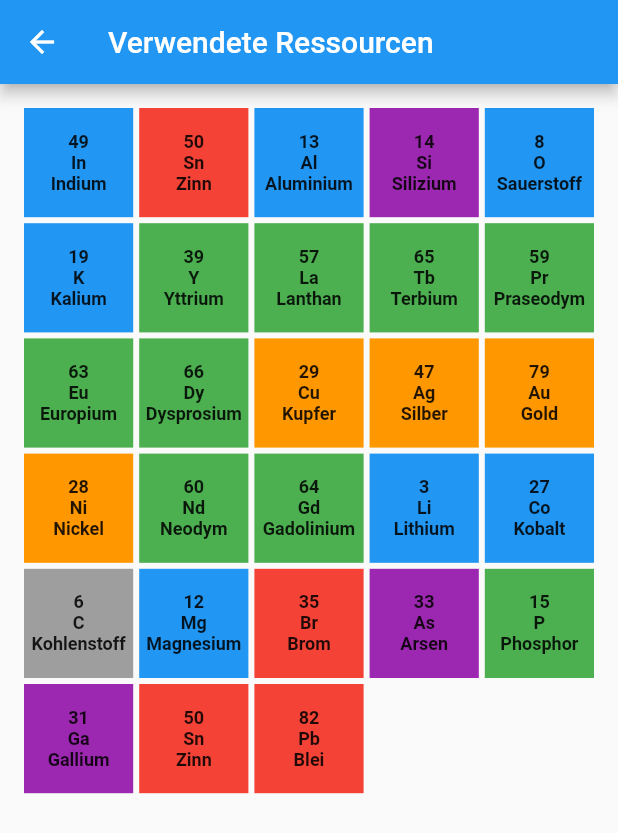
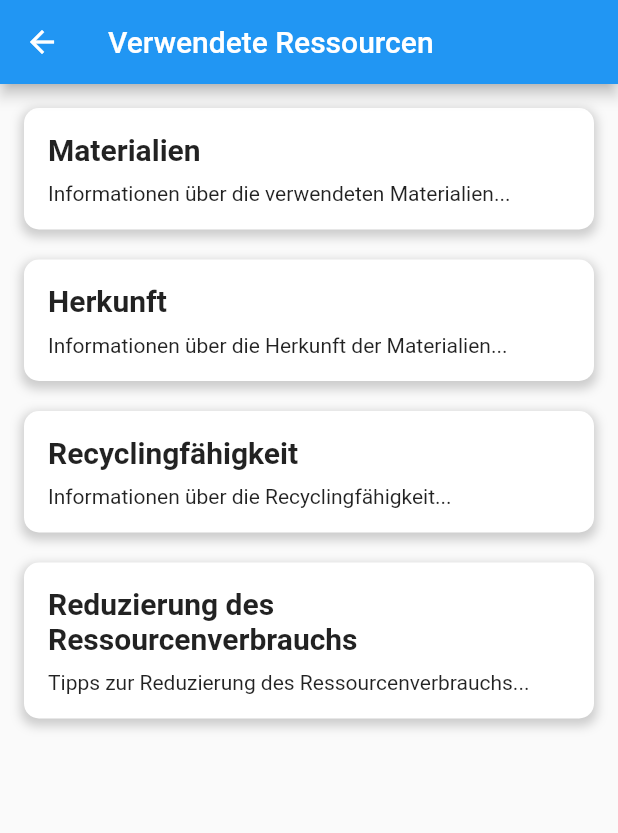
Before and after one commit to jrguzina/BIT_Demonstrator_2023, a Flutter app: the screen it shows after launch, after a tap on "Ressourcen", on a phone screen of 412 x 824 dp. Shown: the top 833 px of the screen. Run offline on Flutter 3.47's test engine with Material 2 defaults, Android fonts, the phone set to English and light mode, and no system bars; our stand-ins replace fl_chart, syncfusion_flutter_charts; missing offline and left inert: model_viewer_plus.

```diff
--- a/lib/main.dart
+++ b/lib/main.dart
@@ -85,8 +85,8 @@ class StartPage extends StatelessWidget {
                   ),
                   padding: EdgeInsets.all(20),
                   child: ModelViewer(
-                    // src: 'assets/boschcamera/scene.gltf',
-                    src: 'assets/Format2.glb',
+                    src: 'assets/bosch_camera_model.glb',
+                    //src: 'assets/Format2.glb',
                     autoPlay: true,
                     backgroundColor: Colors.transparent,
                     cameraControls: true,
@@ -293,118 +293,38 @@ class ChartData {
   ChartData(this.room, this.value);
 }
 
-// Eine einfache Datenstruktur für die Elemente
-class ElementItem {
-  final int number;
-  final String symbol;
-  final String name;
-  final String details;
-  final Color color;
-
-  ElementItem(this.number, this.symbol, this.name, this.details, this.color);
-}
-
 class ResourceUsagePage extends StatelessWidget {
-  final List<ElementItem> elements = [
-    ElementItem(49, 'In', 'Indium', 'Indium-Zinn-Oxid wird für Touchscreens verwendet.', Colors.blue),
-    ElementItem(50, 'Sn', 'Zinn', 'Zinn wird für Lötzinn und in Indium-Zinn-Oxid verwendet.', Colors.red),
-    ElementItem(13, 'Al', 'Aluminium', 'Aluminium wird in Bildschirmen und Gehäusen verwendet.', Colors.blue),
-    ElementItem(14, 'Si', 'Silizium', 'Silizium ist ein Grundbestandteil von Mikrochips.', Colors.purple),
-    ElementItem(8, 'O', 'Sauerstoff', 'Sauerstoff wird für Glas und Batterien verwendet.', Colors.blue),
-    ElementItem(19, 'K', 'Kalium', 'Kalium wird im Displayglas zur Verstärkung verwendet.', Colors.blue),
-    ElementItem(39, 'Y', 'Yttrium', 'Yttrium wird in Leuchtdioden und Phosphoren verwendet.', Colors.green),
-    ElementItem(57, 'La', 'Lanthan', 'Lanthan wird in Akkus und Kameraobjektiven verwendet.', Colors.green),
-    ElementItem(65, 'Tb', 'Terbium', 'Terbium wird in Festplatten und Leuchtdioden verwendet.', Colors.green),
-    ElementItem(59, 'Pr', 'Praseodym', 'Praseodym wird in Leuchtdioden verwendet.', Colors.green),
-    ElementItem(63, 'Eu', 'Europium', 'Europium wird in roten und blauen Leuchtdioden verwendet.', Colors.green),
-    ElementItem(66, 'Dy', 'Dysprosium', 'Dysprosium wird in Neodym-Magneten verwendet.', Colors.green),
-    ElementItem(29, 'Cu', 'Kupfer', 'Kupfer wird für die Verdrahtung verwendet.', Colors.orange),
-    ElementItem(47, 'Ag', 'Silber', 'Silber wird in Elektronik für Kontakte verwendet.', Colors.orange),
-    ElementItem(79, 'Au', 'Gold', 'Gold wird für hochwertige elektrische Verbindungen verwendet.', Colors.orange),
-    ElementItem(28, 'Ni', 'Nickel', 'Nickel wird in Mikrofonen und Batterien verwendet.', Colors.orange),
-    ElementItem(60, 'Nd', 'Neodym', 'Neodym wird in Magneten von Festplatten und Kopfhörern verwendet.', Colors.green),
-    ElementItem(64, 'Gd', 'Gadolinium', 'Gadolinium wird in Medizintechnik und in einigen Leuchtdioden verwendet.', Colors.green),
-    ElementItem(3, 'Li', 'Lithium', 'Lithium wird in Akkus verwendet.', Colors.blue),
-    ElementItem(27, 'Co', 'Kobalt', 'Kobalt wird in Lithium-Ionen-Akkus verwendet.', Colors.blue),
-    ElementItem(6, 'C', 'Kohlenstoff', 'Kohlenstoff wird in Kunststoffen und Batterien verwendet.', Colors.grey),
-    ElementItem(12, 'Mg', 'Magnesium', 'Magnesium wird in Gehäusen und Kameragehäusen verwendet.', Colors.blue),
-    ElementItem(35, 'Br', 'Brom', 'Brom wird als Flammschutz in elektronischen Geräten verwendet.', Colors.red),
-    ElementItem(33, 'As', 'Arsen', 'Arsen wird in Halbleitern verwendet.', Colors.purple),
-    ElementItem(15, 'P', 'Phosphor', 'Phosphor wird in Leuchtdioden verwendet.', Colors.green),
-    ElementItem(31, 'Ga', 'Gallium', 'Gallium wird in Halbleitern und Leuchtdioden verwendet.', Colors.purple),
-    ElementItem(50, 'Sn', 'Zinn', 'Zinn wird in Lötmaterial und leitfähigen Beschichtungen verwendet.', Colors.red),
-    ElementItem(82, 'Pb', 'Blei', 'Blei wird in einigen älteren Lötmaterialien und Akkus verwendet.', Colors.red),
-    // ... und so weiter für weitere Elemente
-  ];
-
   @override
   Widget build(BuildContext context) {
     return Scaffold(
       appBar: AppBar(
         title: Text('Verwendete Ressourcen'),
       ),
-      body: SingleChildScrollView(
-        child: Padding(
+      body: Padding(
         padding: const EdgeInsets.all(16.0),
         child: Column(
           crossAxisAlignment: CrossAxisAlignment.stretch,
           children: <Widget>[
-              // Grid-Ansicht der Elemente
-              GridView.builder(
-                shrinkWrap: true,
-                physics: NeverScrollableScrollPhysics(),
-                gridDelegate: SliverGridDelegateWithFixedCrossAxisCount(
-                  crossAxisCount: (MediaQuery.of(context).size.width / 75).floor(), // Dynamisch berechnete Anzahl der Spalten
-                  crossAxisSpacing: 4.0,
-                  mainAxisSpacing: 4.0,
-                  childAspectRatio: 1/1,
+            Tile(
+              title: 'Materialien',
+              content: 'Informationen über die verwendeten Materialien...',
             ),
-                itemCount: elements.length,
-                itemBuilder: (context, index) {
-                  ElementItem element = elements[index];
-                  return Container(
-                    width: 75,
-                    height: 75,
-                    color: element.color,
-                    child: InkWell(
-                      onTap: () {
-                        showDialog(
-                          context: context,
-                          builder: (BuildContext context) {
-                            return AlertDialog(
-                              title: Text('${element.number}\n${element.symbol}\n${element.name}'),
-                              content: Text(element.details),
-                              actions: <Widget>[
-                                TextButton(
-                                  child: Text('Schließen'),
-                                  onPressed: () {
-                                    Navigator.of(context).pop();
-                                  },
+            SizedBox(height: 20.0),
+            Tile(
+              title: 'Herkunft',
+              content: 'Informationen über die Herkunft der Materialien...',
+            ),
+            SizedBox(height: 20.0),
+            Tile(
+              title: 'Recyclingfähigkeit',
+              content: 'Informationen über die Recyclingfähigkeit...',
+            ),
+            SizedBox(height: 20.0),
+            Tile(
+              title: 'Reduzierung des Ressourcenverbrauchs',
+              content: 'Tipps zur Reduzierung des Ressourcenverbrauchs...',
             ),
           ],
-                            );
-                          },
-                        );
-                      },
-                      child: Center(
-                        child: Text(
-                          '${element.number}\n${element.symbol}\n${element.name}',
-                          textAlign: TextAlign.center,
-                          style: TextStyle(
-                            fontWeight: FontWeight.bold,
-                            fontSize: 12,
-                          ),
-                        ),
-                      ),
-                    ),
-                  );
-                },
-              ),
-              SizedBox(height: 20.0),
-              // Die restlichen Inhalte der Seite
-              // ... (keine Änderungen zu Ihrem ursprünglichen Code)
-            ],
-          ),
         ),
       ),
     );
```
Also changed, not shown: pubspec.yaml (+5 -7 lines), pubspec.lock, 2 other files. Lines whose indentation alone changed are shown as unchanged.
